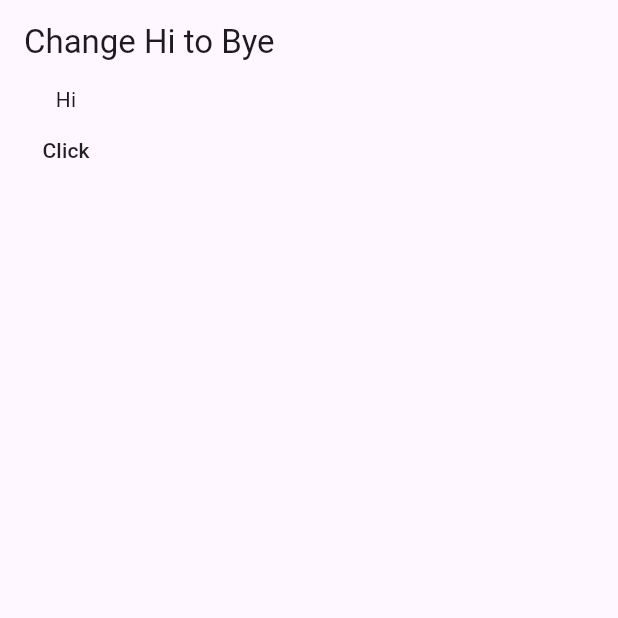
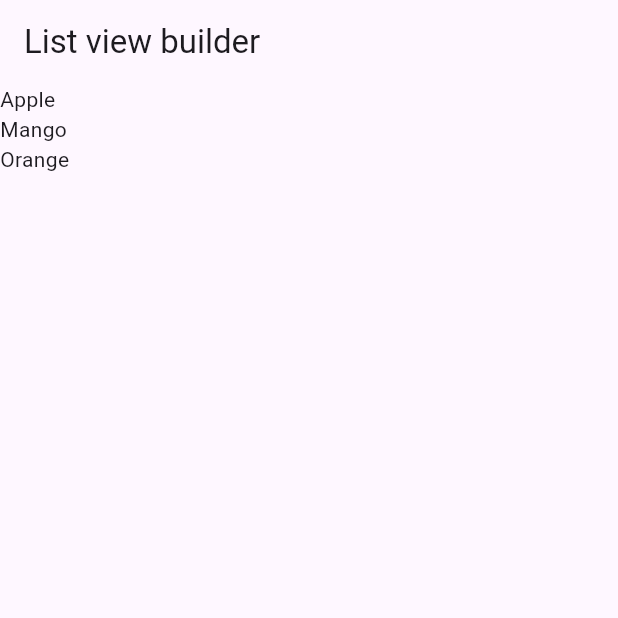
Before and after one commit to thephotogenicbug/stateless_vs_statefull_widget, a Flutter app: the screen it shows after launch, on a phone screen of 412 x 824 dp, the top half of it. Run offline on Flutter 3.47's test engine with Material 3 defaults, Android fonts, the light colour scheme and no system bars.

Commit message:
List view builder demo

```diff
--- a/lib/main.dart
+++ b/lib/main.dart
@@ -5,6 +5,7 @@ void main() {
 }
 
 // stateless widget
+
 // class MainApp extends StatelessWidget {
 //   @override
 //   Widget build(BuildContext context) {
@@ -13,7 +14,42 @@ void main() {
 // }
 
 // statefull widget
+// class MainApp extends StatefulWidget {
+//   @override
+//   State<StatefulWidget> createState() {
+//     return MainAppState();
+//   }
+// }
+
+// class MainAppState extends State<MainApp> {
+//   String displaytext = "Hi";
+//   @override
+//   Widget build(BuildContext context) {
+//     return MaterialApp(
+//       home: Scaffold(
+//         appBar: AppBar(title: Text("Change Hi to Bye")),
+//         body: Column(
+//           children: [
+//             Text(displaytext),
+//             MaterialButton(
+//               onPressed: () {
+//                 setState(() {
+//                   displaytext = "Bye";
+//                 });
+//               },
+//               child: Text("Click"),
+//             ),
+//           ],
+//         ),
+//       ),
+//     );
+//   }
+// }
+
+// List view builder
 class MainApp extends StatefulWidget {
+  const MainApp({super.key});
+
   @override
   State<StatefulWidget> createState() {
     return MainAppState();
@@ -21,24 +57,17 @@ class MainApp extends StatefulWidget {
 }
 
 class MainAppState extends State<MainApp> {
-  String displaytext = "Hi";
+  List<String> fruits = ["Apple", "Mango", "Orange"];
   @override
   Widget build(BuildContext context) {
     return MaterialApp(
       home: Scaffold(
-        appBar: AppBar(title: Text("Change Hi to Bye")),
-        body: Column(
-          children: [
-            Text(displaytext),
-            MaterialButton(
-              onPressed: () {
-                setState(() {
-                  displaytext = "Bye";
-                });
-              },
-              child: Text("Click"),
-            ),
-          ],
+        appBar: AppBar(title: Text("List view builder")),
+        body: ListView.builder(
+          itemCount: fruits.length,
+          itemBuilder: (context, index) {
+            return Text(fruits[index]);
+          },
         ),
       ),
     );
```
